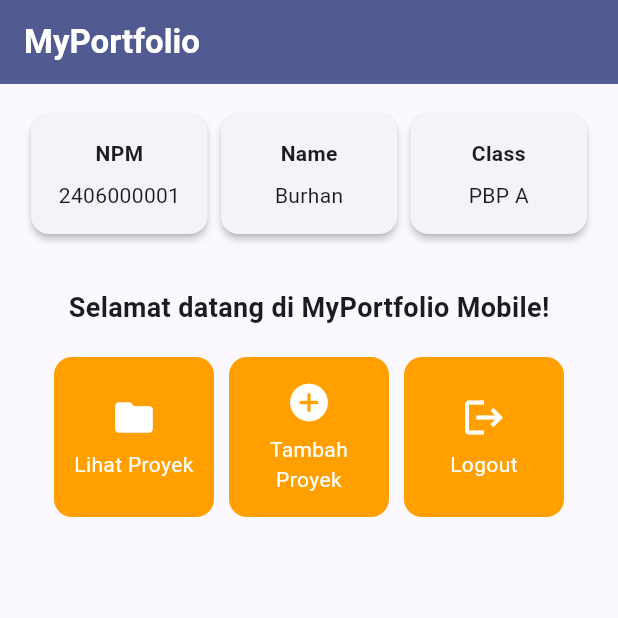
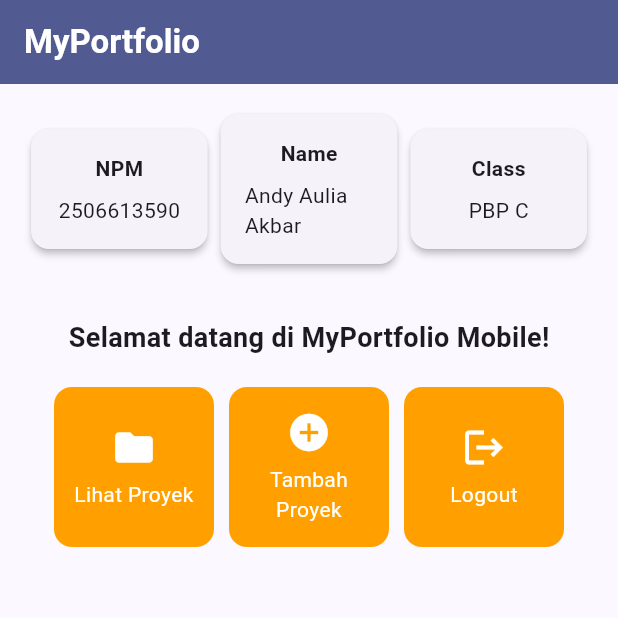
Before and after one commit to 4aakbar/myportofolio_mobile, a Flutter app: the screen it shows after launch, on a phone screen of 412 x 824 dp, the top half of it. Run offline on Flutter 3.47's test engine with Material 3 defaults, Android fonts, the phone set to English and light mode, and no system bars.

Commit message:
feat(menu): replace sample profile data with personal NPM, name, and class

```diff
--- a/lib/menu.dart
+++ b/lib/menu.dart
@@ -3,9 +3,9 @@ import 'package:flutter/material.dart';
 class MyHomePage extends StatelessWidget {
   MyHomePage({super.key});
 
-  final String npm = "2406000001";
-  final String nama = "Burhan";
-  final String kelas = "PBP A";
+  final String npm = "2506613590";
+  final String nama = "Andy Aulia Akbar";
+  final String kelas = "PBP C";
 
   final List<ItemHomepage> items = [
     ItemHomepage("Lihat Proyek", Icons.folder),
```
